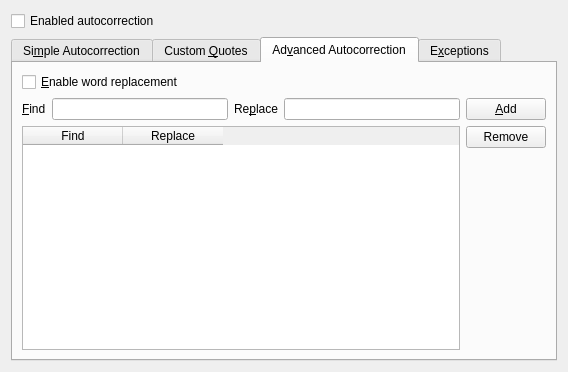
Above: messagecomposer/autocorrection/kmcomposerautocorrectionwidget.ui from chusopr/kdepim-ktimetracker-akonadi before the change. Below: the same form after it.
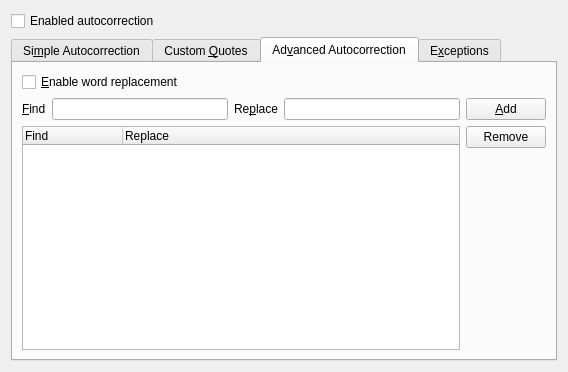
That is the form after the change. The open tabs and pages were chosen to show the change.

Commit message: Replace by a qtreewidget

```diff
--- a/messagecomposer/autocorrection/kmcomposerautocorrectionwidget.ui
+++ b/messagecomposer/autocorrection/kmcomposerautocorrectionwidget.ui
@@ -261,35 +261,6 @@
          </property>
         </widget>
        </item>
-       <item row="2" column="0">
-        <widget class="QTableWidget" name="tableWidget">
-         <property name="editTriggers">
-          <set>QAbstractItemView::NoEditTriggers</set>
-         </property>
-         <property name="selectionMode">
-          <enum>QAbstractItemView::SingleSelection</enum>
-         </property>
-         <property name="selectionBehavior">
-          <enum>QAbstractItemView::SelectRows</enum>
-         </property>
-         <property name="sortingEnabled">
-          <bool>false</bool>
-         </property>
-         <property name="cornerButtonEnabled">
-          <bool>false</bool>
-         </property>
-         <column>
-          <property name="text">
-           <string>Find</string>
-          </property>
-         </column>
-         <column>
-          <property name="text">
-           <string>Replace</string>
-          </property>
-         </column>
-        </widget>
-       </item>
        <item row="1" column="0">
         <layout class="QHBoxLayout" name="_10">
          <item>
@@ -320,6 +291,32 @@
          </item>
         </layout>
        </item>
+       <item row="2" column="0">
+        <widget class="QTreeWidget" name="treeWidget">
+         <property name="editTriggers">
+          <set>QAbstractItemView::NoEditTriggers</set>
+         </property>
+         <property name="selectionMode">
+          <enum>QAbstractItemView::SingleSelection</enum>
+         </property>
+         <property name="selectionBehavior">
+          <enum>QAbstractItemView::SelectRows</enum>
+         </property>
+         <property name="rootIsDecorated">
+          <bool>false</bool>
+         </property>
+         <column>
+          <property name="text">
+           <string>Find</string>
+          </property>
+         </column>
+         <column>
+          <property name="text">
+           <string>Replace</string>
+          </property>
+         </column>
+        </widget>
+       </item>
       </layout>
      </widget>
      <widget class="QWidget" name="tab_4">
```
Left out of the diff: 2 changed lines with no effect on the pictures. The commit also changes 2 other files.
